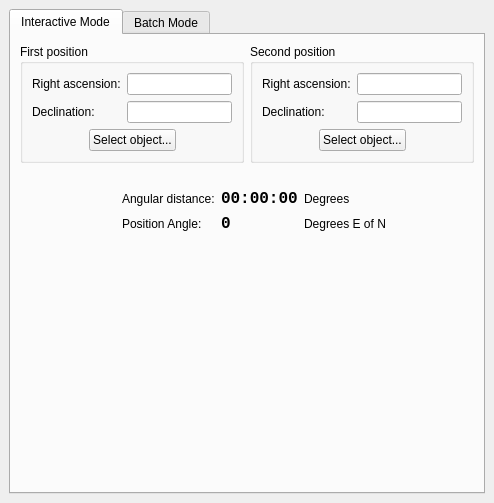
First picture: the form in kstars-astropi/kstars/tools/modcalcangdist.ui, repository Andre87osx/AstroPi-system, before the edit.
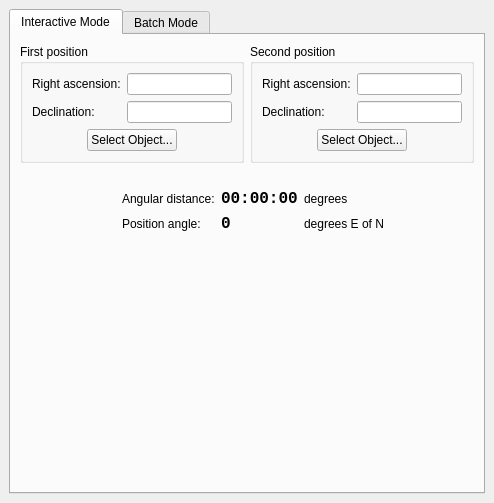
Second picture: the form after the edit. Custom widgets are drawn as their Qt base class.

Patch:
```diff
--- a/kstars-astropi/kstars/tools/modcalcangdist.ui
+++ b/kstars-astropi/kstars/tools/modcalcangdist.ui
@@ -110,7 +110,7 @@
               <item>
                <widget class="QPushButton" name="FirstObjectButton">
                 <property name="text">
-                 <string>Select object...</string>
+                 <string>Select Object...</string>
                 </property>
                </widget>
               </item>
@@ -213,7 +213,7 @@
               <item>
                <widget class="QPushButton" name="SecondObjectButton">
                 <property name="text">
-                 <string>Select object...</string>
+                 <string>Select Object...</string>
                 </property>
                </widget>
               </item>
@@ -328,14 +328,14 @@
            <item row="0" column="2">
             <widget class="QLabel" name="AngDistLabel_4">
              <property name="text">
-              <string>Degrees</string>
+              <string>degrees</string>
              </property>
             </widget>
            </item>
            <item row="1" column="0">
             <widget class="QLabel" name="AngDistLabel_2">
              <property name="text">
-              <string>Position Angle:</string>
+              <string>Position angle:</string>
              </property>
             </widget>
            </item>
@@ -360,7 +360,7 @@
            <item row="1" column="2">
             <widget class="QLabel" name="AngDistLabel_3">
              <property name="text">
-              <string>Degrees E of N</string>
+              <string>degrees E of N</string>
              </property>
             </widget>
            </item>
```
Left out of the diff: 4 changed lines with no effect on the pictures.
